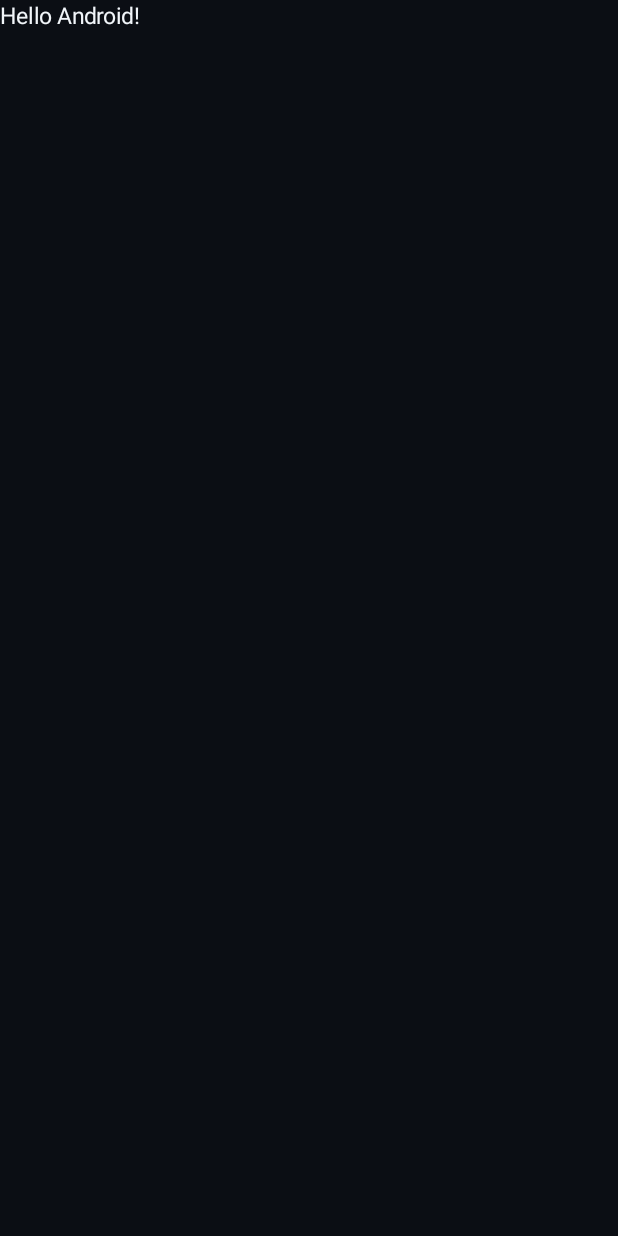
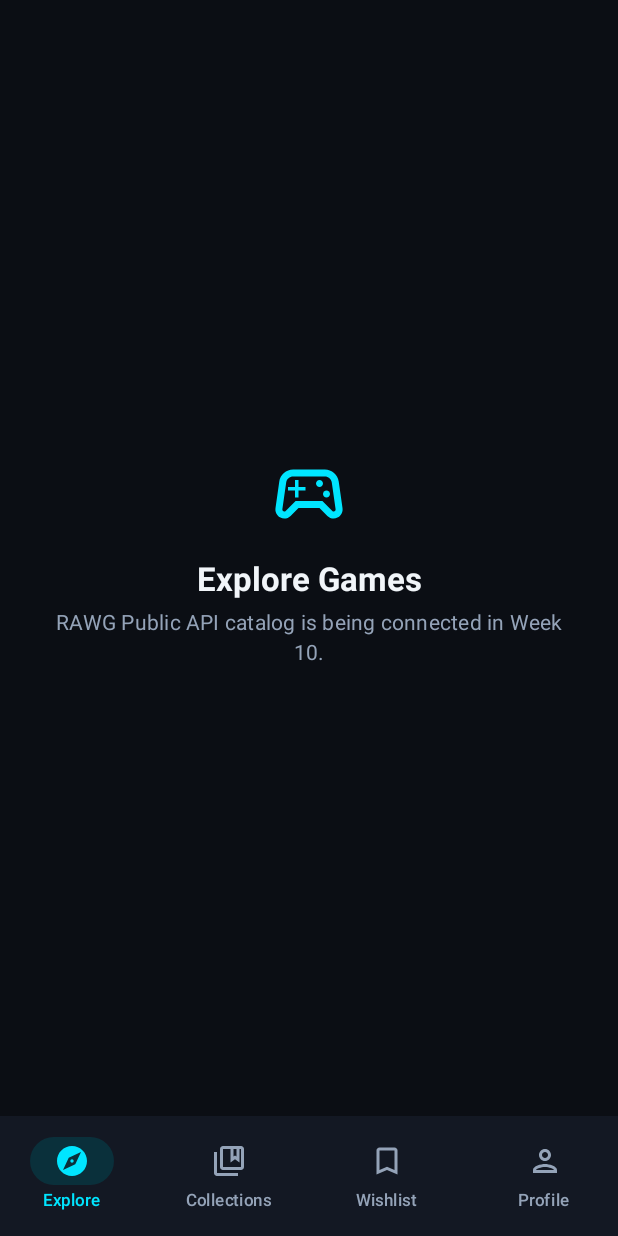
Before and after one commit to Dioscuri222/GameVault-Rendra, an Android app built with Jetpack Compose: the screen it shows after launch (MainActivity), on a phone screen of 412 x 824 dp. Before the commit the screen is almost empty. Run offline under Robolectric (Android 15) with nearby library versions, the phone set to English and light mode, and no system bars.

Commit message:
feat(nav): setup Screen routes and GameVaultNavGraph with Compose Navigation

```diff
--- a/app/src/main/java/com/example/gamevault/MainActivity.kt
+++ b/app/src/main/java/com/example/gamevault/MainActivity.kt
@@ -1,47 +1,25 @@
 package com.example.gamevault
 
+import android.graphics.Color
 import android.os.Bundle
 import androidx.activity.ComponentActivity
+import androidx.activity.SystemBarStyle
 import androidx.activity.compose.setContent
 import androidx.activity.enableEdgeToEdge
-import androidx.compose.foundation.layout.fillMaxSize
-import androidx.compose.foundation.layout.padding
-import androidx.compose.material3.Scaffold
-import androidx.compose.material3.Text
-import androidx.compose.runtime.Composable
-import androidx.compose.ui.Modifier
-import androidx.compose.ui.tooling.preview.Preview
+import com.example.gamevault.ui.navigation.GameVaultNavGraph
 import com.example.gamevault.ui.theme.GameVaultTheme
 
 class MainActivity : ComponentActivity() {
     override fun onCreate(savedInstanceState: Bundle?) {
         super.onCreate(savedInstanceState)
-        enableEdgeToEdge()
+        enableEdgeToEdge(
+            statusBarStyle = SystemBarStyle.dark(Color.TRANSPARENT),
+            navigationBarStyle = SystemBarStyle.dark(Color.TRANSPARENT)
+        )
         setContent {
-            GameVaultTheme {
-                Scaffold(modifier = Modifier.fillMaxSize()) { innerPadding ->
-                    Greeting(
-                        name = "Android",
-                        modifier = Modifier.padding(innerPadding)
-                    )
-                }
+            GameVaultTheme(darkTheme = true) {
+                GameVaultNavGraph()
             }
         }
     }
 }
-
-@Composable
-fun Greeting(name: String, modifier: Modifier = Modifier) {
-    Text(
-        text = "Hello $name!",
-        modifier = modifier
-    )
-}
-
-@Preview(showBackground = true)
-@Composable
-fun GreetingPreview() {
-    GameVaultTheme {
-        Greeting("Android")
-    }
-}
--- /dev/null
+++ b/app/src/main/java/com/example/gamevault/ui/navigation/GameVaultNavGraph.kt
@@ -0,0 +1,227 @@
+package com.example.gamevault.ui.navigation
+
+import androidx.compose.foundation.layout.Arrangement
+import androidx.compose.foundation.layout.Column
+import androidx.compose.foundation.layout.Spacer
+import androidx.compose.foundation.layout.fillMaxSize
+import androidx.compose.foundation.layout.height
+import androidx.compose.foundation.layout.padding
+import androidx.compose.foundation.layout.size
+import androidx.compose.material.icons.Icons
+import androidx.compose.material.icons.automirrored.filled.ArrowBack
+import androidx.compose.material.icons.outlined.SportsEsports
+import androidx.compose.material3.ExperimentalMaterial3Api
+import androidx.compose.material3.Icon
+import androidx.compose.material3.IconButton
+import androidx.compose.material3.MaterialTheme
+import androidx.compose.material3.NavigationBar
+import androidx.compose.material3.NavigationBarItem
+import androidx.compose.material3.NavigationBarItemDefaults
+import androidx.compose.material3.Scaffold
+import androidx.compose.material3.Surface
+import androidx.compose.material3.Text
+import androidx.compose.material3.TopAppBar
+import androidx.compose.material3.TopAppBarDefaults
+import androidx.compose.runtime.Composable
+import androidx.compose.runtime.getValue
+import androidx.compose.ui.Alignment
+import androidx.compose.ui.Modifier
+import androidx.compose.ui.text.style.TextAlign
+import androidx.compose.ui.unit.dp
+import androidx.navigation.NavDestination.Companion.hierarchy
+import androidx.navigation.NavGraph.Companion.findStartDestination
+import androidx.navigation.NavHostController
+import androidx.navigation.NavType
+import androidx.navigation.compose.NavHost
+import androidx.navigation.compose.composable
+import androidx.navigation.compose.currentBackStackEntryAsState
+import androidx.navigation.compose.rememberNavController
+import androidx.navigation.navArgument
+
+@Composable
+fun GameVaultNavGraph(
+    navController: NavHostController = rememberNavController()
+) {
+    val navBackStackEntry by navController.currentBackStackEntryAsState()
+    val currentDestination = navBackStackEntry?.destination
+    val topLevelRoutes = gameVaultBottomNavItems.map { it.screen.route }.toSet()
+    val showBottomBar = currentDestination?.route in topLevelRoutes
+
+    Scaffold(
+        containerColor = MaterialTheme.colorScheme.background,
+        bottomBar = {
+            if (showBottomBar) {
+                NavigationBar(
+                    containerColor = MaterialTheme.colorScheme.surface,
+                    tonalElevation = 0.dp
+                ) {
+                    gameVaultBottomNavItems.forEach { item ->
+                        val selected = currentDestination?.hierarchy?.any {
+                            it.route == item.screen.route
+                        } == true
+
+                        NavigationBarItem(
+                            selected = selected,
+                            onClick = {
+                                navController.navigate(item.screen.route) {
+                                    popUpTo(navController.graph.findStartDestination().id) {
+                                        saveState = true
+                                    }
+                                    launchSingleTop = true
+                                    restoreState = true
+                                }
+                            },
+                            icon = {
+                                Icon(
+                                    imageVector = if (selected) item.selectedIcon else item.unselectedIcon,
+                                    contentDescription = item.label
+                                )
+                            },
+                            label = {
+                                Text(
+                                    text = item.label,
+                                    style = MaterialTheme.typography.labelSmall
+                                )
+                            },
+                            colors = NavigationBarItemDefaults.colors(
+                                selectedIconColor = MaterialTheme.colorScheme.primary,
+                                selectedTextColor = MaterialTheme.colorScheme.primary,
+                                unselectedIconColor = MaterialTheme.colorScheme.onSurfaceVariant,
+                                unselectedTextColor = MaterialTheme.colorScheme.onSurfaceVariant,
+                                indicatorColor = MaterialTheme.colorScheme.primaryContainer.copy(alpha = 0.45f)
+                            )
+                        )
+                    }
+                }
+            }
+        }
+    ) { innerPadding ->
+        NavHost(
+            navController = navController,
+            startDestination = Screen.Explore.route,
+            modifier = Modifier.padding(innerPadding)
+        ) {
+            composable(Screen.Explore.route) {
+                ModulePlaceholderScreen(
+                    title = "Explore Games",
+                    subtitle = "RAWG Public API catalog is being connected in Week 10."
+                )
+            }
+
+            composable(Screen.Collections.route) {
+                ModulePlaceholderScreen(
+                    title = "Curated Collections",
+                    subtitle = "Admin-curated game lists & RBAC controls scheduled for Week 12."
+                )
+            }
+
+            composable(Screen.Wishlist.route) {
+                ModulePlaceholderScreen(
+                    title = "Gamer Wishlist & Backlog",
+                    subtitle = "Personal priority backlog & local report export scheduled for Week 14."
+                )
+            }
+
+            composable(Screen.Profile.route) {
+                ModulePlaceholderScreen(
+                    title = "Gamer Profile & Auth",
+                    subtitle = "JWT authentication & role-based session management scheduled for Week 11."
+                )
+            }
+
+            composable(
+                route = Screen.GameDetail.route,
+                arguments = listOf(
+                    navArgument(Screen.GameDetail.ARG_GAME_ID) { type = NavType.IntType }
+                )
+            ) { backStackEntry ->
+                val gameId = backStackEntry.arguments?.getInt(Screen.GameDetail.ARG_GAME_ID) ?: -1
+                GameDetailPlaceholderScreen(
+                    gameId = gameId,
+                    onNavigateBack = { navController.popBackStack() }
+                )
+            }
+        }
+    }
+}
+
+@Composable
+internal fun ModulePlaceholderScreen(
+    title: String,
+    subtitle: String,
+    modifier: Modifier = Modifier
+) {
+    Surface(
+        modifier = modifier.fillMaxSize(),
+        color = MaterialTheme.colorScheme.background
+    ) {
+        Column(
+            modifier = Modifier
+                .fillMaxSize()
+                .padding(horizontal = 32.dp),
+            verticalArrangement = Arrangement.Center,
+            horizontalAlignment = Alignment.CenterHorizontally
+        ) {
+            Icon(
+                imageVector = Icons.Outlined.SportsEsports,
+                contentDescription = null,
+                tint = MaterialTheme.colorScheme.primary,
+                modifier = Modifier.size(56.dp)
+            )
+            Spacer(modifier = Modifier.height(16.dp))
+            Text(
+                text = title,
+                style = MaterialTheme.typography.headlineMedium,
+                color = MaterialTheme.colorScheme.onBackground,
+                textAlign = TextAlign.Center
+            )
+            Spacer(modifier = Modifier.height(8.dp))
+            Text(
+                text = subtitle,
+                style = MaterialTheme.typography.bodyMedium,
+                color = MaterialTheme.colorScheme.onSurfaceVariant,
+                textAlign = TextAlign.Center
+            )
+        }
+    }
+}
+
+@OptIn(ExperimentalMaterial3Api::class)
+@Composable
+internal fun GameDetailPlaceholderScreen(
+    gameId: Int,
+    onNavigateBack: () -> Unit
+) {
+    Scaffold(
+        containerColor = MaterialTheme.colorScheme.background,
+        topBar = {
+            TopAppBar(
+                title = {
+                    Text(
+                        text = "Game Detail #$gameId",
+                        style = MaterialTheme.typography.titleMedium
+                    )
+                },
+                navigationIcon = {
+                    IconButton(onClick = onNavigateBack) {
+                        Icon(
+                            imageVector = Icons.AutoMirrored.Filled.ArrowBack,
+                            contentDescription = "Back"
+                        )
+                    }
+                },
+                colors = TopAppBarDefaults.topAppBarColors(
+                    containerColor = MaterialTheme.colorScheme.surface,
+                    titleContentColor = MaterialTheme.colorScheme.onSurface,
+                    navigationIconContentColor = MaterialTheme.colorScheme.onSurface
+                )
+            )
+        }
+    ) { innerPadding ->
+        ModulePlaceholderScreen(
+            title = "Game ID: $gameId",
+            subtitle = "Full game detail, responsive screenshot gallery, and community reviews arrive in Weeks 11 & 13.",
+            modifier = Modifier.padding(innerPadding)
+        )
+    }
+}
--- /dev/null
+++ b/app/src/main/java/com/example/gamevault/ui/navigation/Screen.kt
@@ -0,0 +1,61 @@
+package com.example.gamevault.ui.navigation
+
+import androidx.compose.material.icons.Icons
+import androidx.compose.material.icons.filled.Bookmark
+import androidx.compose.material.icons.filled.CollectionsBookmark
+import androidx.compose.material.icons.filled.Explore
+import androidx.compose.material.icons.filled.Person
+import androidx.compose.material.icons.outlined.BookmarkBorder
+import androidx.compose.material.icons.outlined.CollectionsBookmark
+import androidx.compose.material.icons.outlined.Explore
+import androidx.compose.material.icons.outlined.Person
+import androidx.compose.ui.graphics.vector.ImageVector
+
+sealed class Screen(val route: String) {
+    data object Explore : Screen("explore")
+    data object Collections : Screen("collections")
+    data object Wishlist : Screen("wishlist")
+    data object Profile : Screen("profile")
+    data object Login : Screen("login")
+    data object Register : Screen("register")
+    data object ExportHistory : Screen("export_history")
+
+    data object GameDetail : Screen("game_detail/{gameId}") {
+        const val ARG_GAME_ID = "gameId"
+        fun createRoute(gameId: Int): String = "game_detail/$gameId"
+    }
+}
+
+data class BottomNavItem(
+    val screen: Screen,
+    val label: String,
+    val selectedIcon: ImageVector,
+    val unselectedIcon: ImageVector
+)
+
+val gameVaultBottomNavItems = listOf(
+    BottomNavItem(
+        screen = Screen.Explore,
+        label = "Explore",
+        selectedIcon = Icons.Filled.Explore,
+        unselectedIcon = Icons.Outlined.Explore
+    ),
+    BottomNavItem(
+        screen = Screen.Collections,
+        label = "Collections",
+        selectedIcon = Icons.Filled.CollectionsBookmark,
+        unselectedIcon = Icons.Outlined.CollectionsBookmark
+    ),
+    BottomNavItem(
+        screen = Screen.Wishlist,
+        label = "Wishlist",
+        selectedIcon = Icons.Filled.Bookmark,
+        unselectedIcon = Icons.Outlined.BookmarkBorder
+    ),
+    BottomNavItem(
+        screen = Screen.Profile,
+        label = "Profile",
+        selectedIcon = Icons.Filled.Person,
+        unselectedIcon = Icons.Outlined.Person
+    )
+)
```
